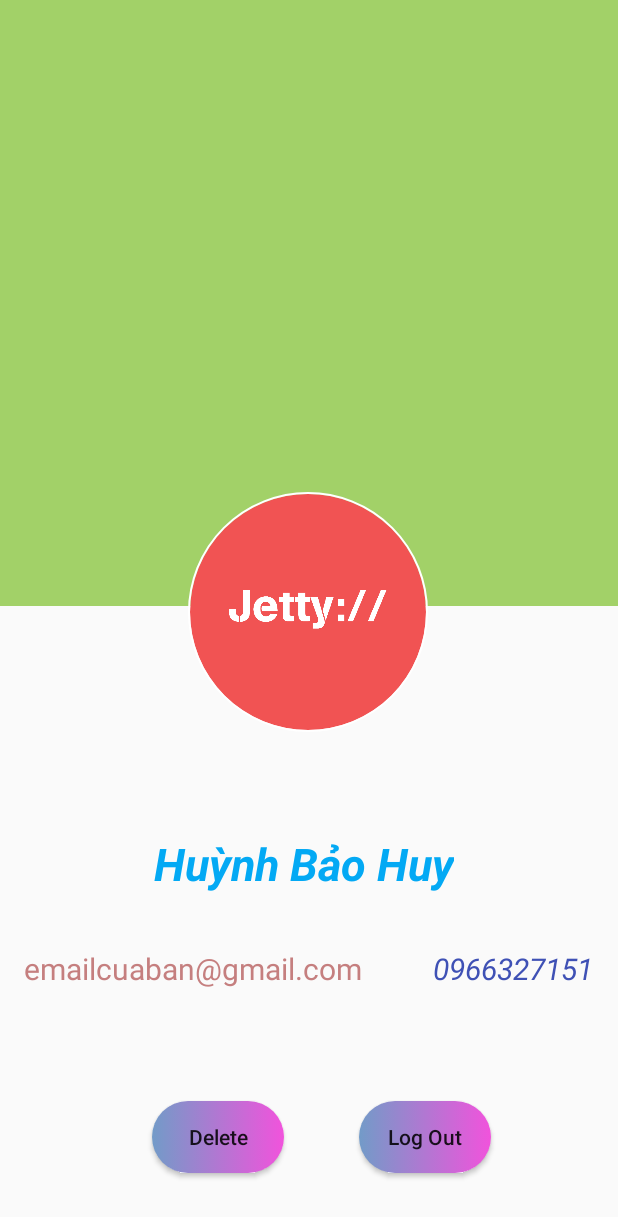
After one commit to huyhuynh1905/Jetty-Webservice-Android, an Android app: the DetailUser screen opened directly, with no data from a screen before it, on a phone screen of 412 x 824 dp. The commit adds this screen. Shown: the top 1217 px of the screen. Run offline under Robolectric (Android 15) with nearby library versions, the phone set to English and light mode, and no system bars; our stand-ins replace CircleImageView.

Commit message:
Design Detail User login exactly

```diff
--- a/JettyLoginApp/app/build.gradle
+++ b/JettyLoginApp/app/build.gradle
@@ -30,4 +30,5 @@ dependencies {
 
     implementation 'com.android.support:appcompat-v7:28.0.0'
     implementation 'com.android.support:cardview-v7:28.0.0'
+    implementation 'de.hdodenhof:circleimageview:3.0.0'
 }
--- a/JettyLoginApp/app/src/main/AndroidManifest.xml
+++ b/JettyLoginApp/app/src/main/AndroidManifest.xml
@@ -9,15 +9,13 @@
         android:roundIcon="@mipmap/iconapp"
         android:supportsRtl="true"
         android:theme="@style/AppTheme">
-        <activity android:name=".RegisterActivity"
-            android:theme="@style/AppTheme.FullScreen">
-
-        </activity>
+        <activity android:name=".DetailUser"></activity>
+        <activity
+            android:name=".RegisterActivity"
+            android:theme="@style/AppTheme.FullScreen"></activity>
         <activity
             android:name=".LoginActivity"
-            android:theme="@style/AppTheme.FullScreen">
-
-        </activity>
+            android:theme="@style/AppTheme.FullScreen"></activity>
         <activity
             android:name=".MainActivity"
             android:theme="@style/AppTheme.FullScreen">
--- /dev/null
+++ b/JettyLoginApp/app/src/main/java/android/huyhuynh/jettyloginapp/DetailUser.java
@@ -0,0 +1,32 @@
+package android.huyhuynh.jettyloginapp;
+
+import androidx.appcompat.app.AppCompatActivity;
+
+import android.os.Bundle;
+import android.view.View;
+import android.widget.Button;
+import android.widget.TextView;
+
+public class DetailUser extends AppCompatActivity {
+    TextView txtHoten, txtEmail, txtPhone;
+    Button btnDel, btnLogout;
+
+    @Override
+    protected void onCreate(Bundle savedInstanceState) {
+        super.onCreate(savedInstanceState);
+        setContentView(R.layout.activity_detail_user);
+        //Ánh xạ
+        txtHoten = findViewById(R.id.txthoten);
+        txtEmail = findViewById(R.id.txtEmail);
+        txtPhone = findViewById(R.id.txtPhone);
+        btnDel = findViewById(R.id.btnDel);
+        btnLogout = findViewById(R.id.btnLogout);
+
+        btnLogout.setOnClickListener(new View.OnClickListener() {
+            @Override
+            public void onClick(View view) {
+                finish();
+            }
+        });
+    }
+}
--- a/JettyLoginApp/app/src/main/java/android/huyhuynh/jettyloginapp/LoginActivity.java
+++ b/JettyLoginApp/app/src/main/java/android/huyhuynh/jettyloginapp/LoginActivity.java
@@ -64,6 +64,8 @@ public class LoginActivity extends AppCompatActivity {
                     //Trường hợp đăng nhập thành công
                     Toast.makeText(LoginActivity.this,"OK!"
                             ,Toast.LENGTH_LONG).show();
+                    Intent intent = new Intent(LoginActivity.this,DetailUser.class);
+                    startActivity(intent);
                 }
             }
         });
--- /dev/null
+++ b/JettyLoginApp/app/src/main/res/layout/activity_detail_user.xml
@@ -0,0 +1,144 @@
+<?xml version="1.0" encoding="utf-8"?>
+<androidx.constraintlayout.widget.ConstraintLayout xmlns:android="http://schemas.android.com/apk/res/android"
+    xmlns:app="http://schemas.android.com/apk/res-auto"
+    xmlns:tools="http://schemas.android.com/tools"
+    android:layout_width="match_parent"
+    android:layout_height="match_parent"
+    tools:context=".DetailUser">
+
+    <LinearLayout
+        android:layout_width="match_parent"
+        android:layout_height="match_parent"
+        android:orientation="vertical"
+        android:weightSum="2">
+
+        <androidx.constraintlayout.widget.ConstraintLayout
+            android:layout_width="match_parent"
+            android:layout_height="match_parent"
+            android:layout_marginBottom="8dp"
+            android:layout_weight="1"
+            android:background="#A2D168"
+            app:layout_constraintBottom_toTopOf="@+id/constraintLayout">
+
+        </androidx.constraintlayout.widget.ConstraintLayout>
+
+        <androidx.constraintlayout.widget.ConstraintLayout
+            android:id="@+id/constraintLayout"
+            android:layout_width="match_parent"
+            android:layout_height="match_parent"
+            android:layout_weight="1">
+
+            <TextView
+                android:id="@+id/txthoten"
+                android:layout_width="wrap_content"
+                android:layout_height="wrap_content"
+                android:layout_marginStart="176dp"
+                android:layout_marginLeft="176dp"
+                android:layout_marginEnd="169dp"
+                android:layout_marginRight="169dp"
+                android:layout_marginBottom="228dp"
+                android:text="Huỳnh Bảo Huy"
+                android:textSize="30sp"
+                android:textStyle="bold|italic"
+                app:layout_constraintBottom_toBottomOf="parent"
+                android:textColor="#03A9F4"
+                app:layout_constraintEnd_toEndOf="parent"
+                app:layout_constraintHorizontal_bias="0.554"
+                app:layout_constraintStart_toStartOf="parent" />
+
+            <TextView
+                android:id="@+id/txtEmail"
+                android:layout_width="wrap_content"
+                android:layout_height="wrap_content"
+                android:layout_marginStart="8dp"
+                android:layout_marginLeft="8dp"
+                android:layout_marginTop="36dp"
+                android:layout_marginEnd="8dp"
+                android:layout_marginRight="8dp"
+                android:text="emailcuaban@gmail.com"
+                android:textSize="20sp"
+                android:textColor="#C57F7F"
+                app:layout_constraintEnd_toEndOf="parent"
+                app:layout_constraintHorizontal_bias="0.048"
+                app:layout_constraintStart_toStartOf="parent"
+                app:layout_constraintTop_toBottomOf="@+id/txthoten" />
+
+            <TextView
+                android:id="@+id/txtPhone"
+                android:layout_width="wrap_content"
+                android:layout_height="wrap_content"
+                android:layout_marginStart="8dp"
+                android:layout_marginLeft="8dp"
+                android:layout_marginTop="36dp"
+                android:layout_marginEnd="8dp"
+                android:layout_marginRight="8dp"
+                android:text="0966327151"
+                android:textColor="#3F51B5"
+                android:textSize="20sp"
+                android:textStyle="italic"
+                app:layout_constraintEnd_toEndOf="parent"
+                app:layout_constraintHorizontal_bias="0.971"
+                app:layout_constraintStart_toStartOf="parent"
+                app:layout_constraintTop_toBottomOf="@+id/txthoten" />
+
+            <Button
+                android:id="@+id/btnDel"
+                android:layout_width="wrap_content"
+                android:layout_height="wrap_content"
+                android:layout_marginStart="8dp"
+                android:layout_marginLeft="8dp"
+                android:layout_marginTop="8dp"
+                android:layout_marginEnd="8dp"
+                android:layout_marginRight="8dp"
+                android:layout_marginBottom="8dp"
+                android:background="@drawable/custom_selector_button"
+                android:text="Delete"
+                android:textAllCaps="false"
+                app:layout_constraintBottom_toBottomOf="parent"
+                app:layout_constraintEnd_toEndOf="parent"
+                app:layout_constraintHorizontal_bias="0.302"
+                app:layout_constraintStart_toStartOf="parent"
+                app:layout_constraintTop_toBottomOf="@+id/txthoten"
+                app:layout_constraintVertical_bias="0.793" />
+
+            <Button
+                android:id="@+id/btnLogout"
+                android:layout_width="wrap_content"
+                android:layout_height="wrap_content"
+                android:layout_marginStart="8dp"
+                android:layout_marginLeft="8dp"
+                android:layout_marginEnd="8dp"
+                android:layout_marginRight="8dp"
+                android:layout_marginBottom="8dp"
+                android:background="@drawable/custom_selector_button"
+                android:text="Log Out"
+                android:textAllCaps="false"
+                app:layout_constraintBottom_toBottomOf="parent"
+                app:layout_constraintEnd_toEndOf="parent"
+                app:layout_constraintHorizontal_bias="0.752"
+                app:layout_constraintStart_toStartOf="parent"
+                app:layout_constraintTop_toTopOf="@+id/txthoten"
+                app:layout_constraintVertical_bias="0.841" />
+
+        </androidx.constraintlayout.widget.ConstraintLayout>
+    </LinearLayout>
+
+    <de.hdodenhof.circleimageview.CircleImageView
+        android:id="@+id/imgCircleview"
+        android:layout_width="160dp"
+        android:layout_height="160dp"
+        android:layout_marginStart="8dp"
+        android:layout_marginLeft="8dp"
+        android:layout_marginEnd="8dp"
+        android:layout_marginRight="8dp"
+        android:layout_marginBottom="8dp"
+        android:src="@drawable/iconapp"
+        app:civ_border_color="#FFF"
+        app:civ_border_width="1dp"
+        app:layout_constraintBottom_toBottomOf="parent"
+        app:layout_constraintEnd_toEndOf="parent"
+        app:layout_constraintHorizontal_bias="0.497"
+        app:layout_constraintStart_toStartOf="parent"
+        app:layout_constraintTop_toTopOf="parent" />
+
+</androidx.constraintlayout.widget.ConstraintLayout>
```
Also changed, not shown: 2 other files.
